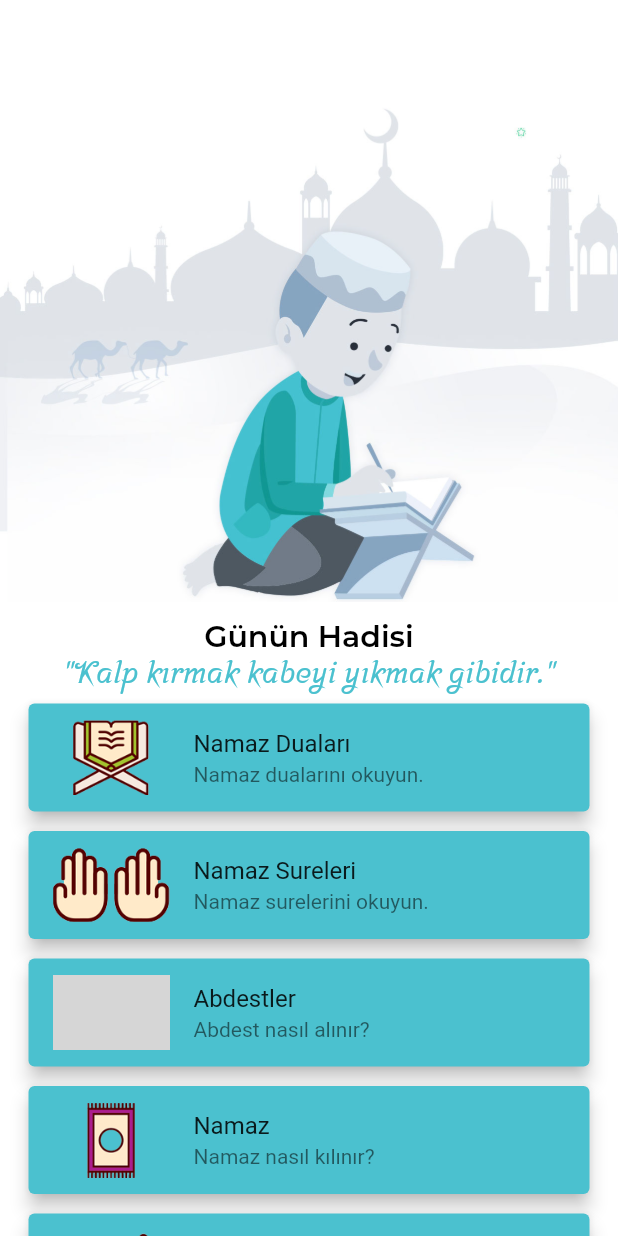
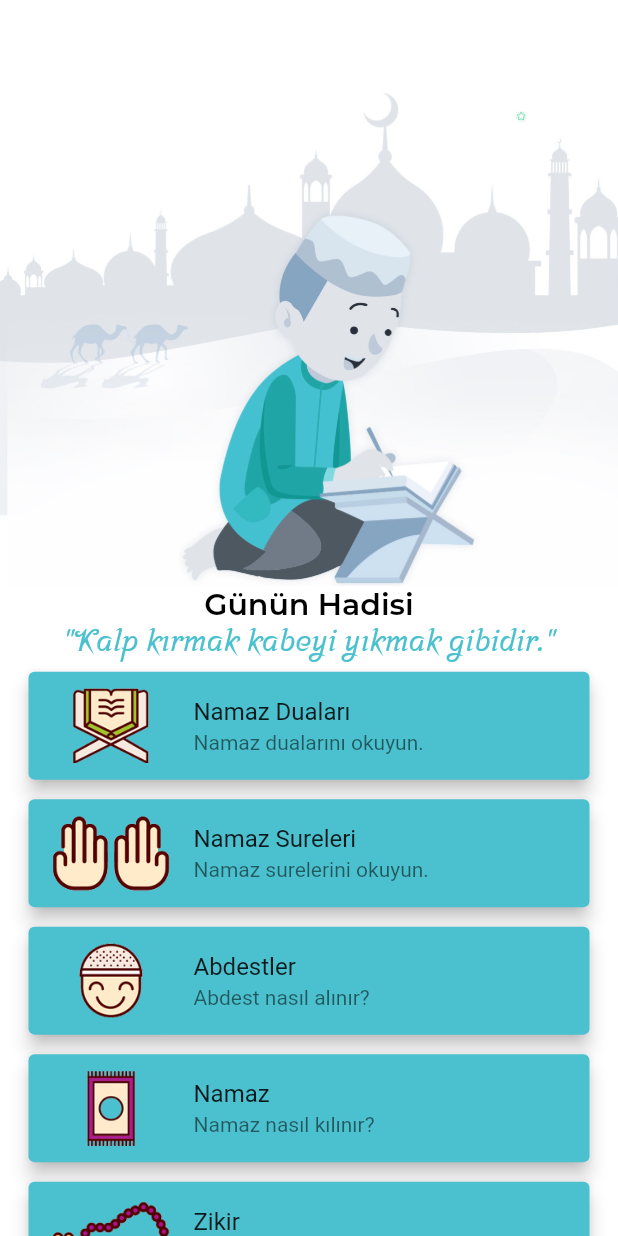
Before and after one commit to Bucerella/DuaApp, a Flutter app: the screen it shows after launch, on a phone screen of 412 x 824 dp. Run offline on Flutter 3.47's test engine with Material 2 defaults, Android fonts, the phone set to English and light mode, and no system bars; grey boxes are pictures that could not be loaded.

Commit message:
Deleted silver bar

```diff
--- a/lib/screen/homescreen.dart
+++ b/lib/screen/homescreen.dart
@@ -15,23 +15,11 @@ class _HomeDuaState extends State<HomeDua> {
 
     return Scaffold(
         backgroundColor: Colors.white,
-        body: NestedScrollView(
-          headerSliverBuilder: (context, inner) {
-            return <Widget>[
-              SliverAppBar(
-                expandedHeight: MediaQuery.of(context).size.width,
-                floating: true,
-                pinned: true,
-                flexibleSpace: FlexibleSpaceBar(
-                  background: Image.asset("images/mumin.jpg"),
-                ),
-                backgroundColor: Colors.white,
-              ),
-            ];
-          },
+
           body: SingleChildScrollView(
             child: Column(
               children: <Widget>[
+                Image.asset("images/mumin.jpg"),
                 Text(
                   "Günün Hadisi",
                   textAlign: TextAlign.center,
@@ -65,7 +53,7 @@ class _HomeDuaState extends State<HomeDua> {
                   height: 5,
                 ),
                 makeCard(
-                    "Abdestler", "Abdest nasıl alınır?", "/abdest/abdest.png",
+                    "Abdestler", "Abdest nasıl alınır?", "abdest-al.png",
                     yol: AbdestPage(), context: context),
                 SizedBox(
                   height: 5,
@@ -84,6 +72,6 @@ class _HomeDuaState extends State<HomeDua> {
               ],
             ),
           ),
-        ));
+    );
   }
 }
```
Also changed, not shown: images/abdest-al.png (added), 1 other file.
